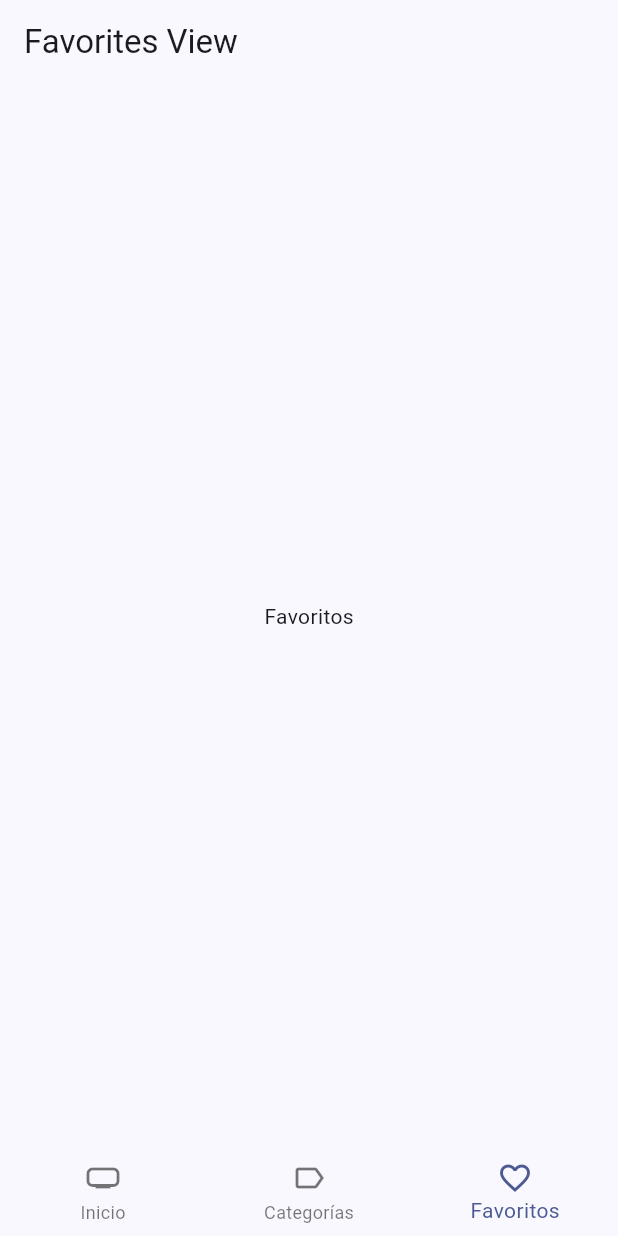
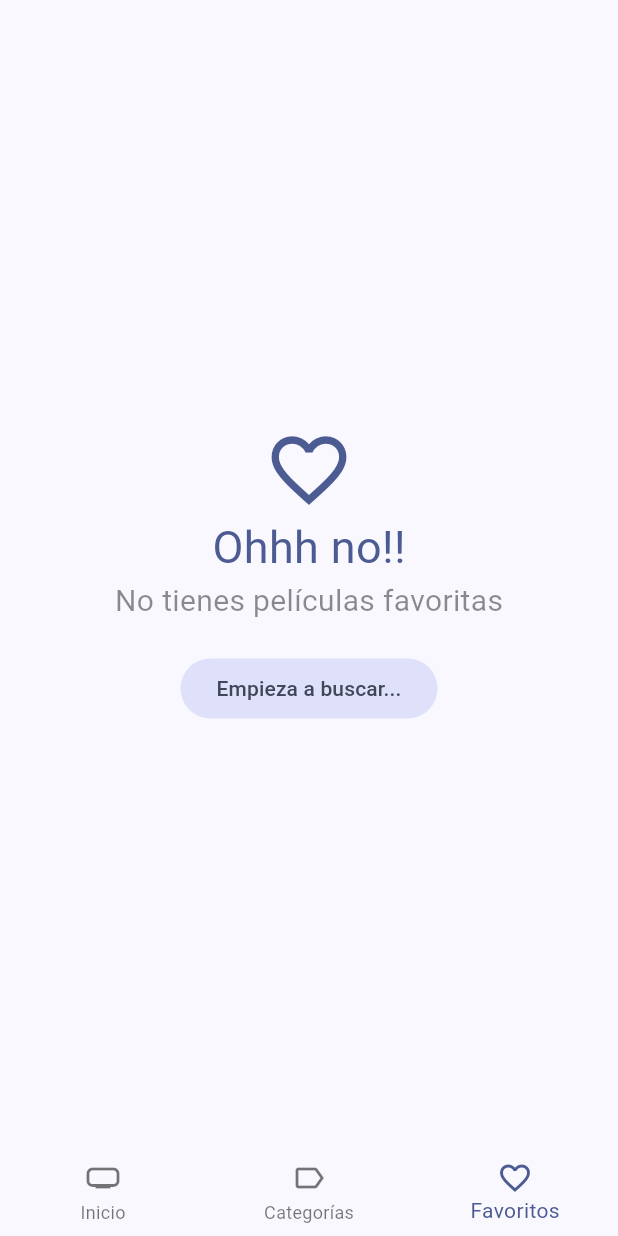
Before and after one commit to daniesquivelc97/cinemapedia, a Flutter app: the screen it shows after launch, item 3 of the bottom bar chosen, on a phone screen of 412 x 824 dp. Run offline on Flutter 3.47's test engine with Material 2 defaults, Android fonts, the phone set to English and light mode, and no system bars; our stand-ins replace animate_do, card_swiper, dio, flutter_dotenv, flutter_riverpod, go_router and 1 more; accounts and stored records are empty; generated files the repository leaves out were written again; network calls fail.

Commit message:
show favorites implemented

```diff
--- a/lib/presentation/providers/providers.dart
+++ b/lib/presentation/providers/providers.dart
@@ -6,4 +6,5 @@ export 'movies/movies_providers.dart';
 export 'movies/movies_repository_provider.dart';
 export 'movies/movies_slideshowprovider.dart';
 export 'search/search_movies_provider.dart';
+export 'storage/favorite_movies_provider.dart';
 export 'storage/local_storage_provider.dart';
--- a/lib/presentation/views/movies/favorites_view.dart
+++ b/lib/presentation/views/movies/favorites_view.dart
@@ -1,15 +1,79 @@
+import 'package:cinemapedia/presentation/widgets/movies/movie_masonry.dart';
 import 'package:flutter/material.dart';
+import 'package:flutter_riverpod/flutter_riverpod.dart';
+import 'package:go_router/go_router.dart';
 
-class FavoritesView extends StatelessWidget {
+import '../../providers/storage/favorite_movies_provider.dart';
+
+class FavoritesView extends ConsumerStatefulWidget {
   const FavoritesView({super.key});
 
   @override
+  FavoritesViewState createState() => FavoritesViewState();
+}
+
+class FavoritesViewState extends ConsumerState<FavoritesView> {
+  bool isLastPage = false;
+  bool isLoading = false;
+
+  @override
+  void initState() {
+    super.initState();
+    loadNextPage();
+  }
+
+  void loadNextPage() async {
+    if (isLoading || isLastPage) return;
+    isLoading = true;
+    final movies =
+        await ref.read(favoriteMoviesProvider.notifier).loadNextPage();
+    isLoading = false;
+
+    if (movies.isEmpty) {
+      isLastPage = true;
+    }
+  }
+
+  @override
   Widget build(BuildContext context) {
+    final favoritesMovie = ref.watch(favoriteMoviesProvider).values.toList();
+    if (favoritesMovie.isEmpty) {
+      final colors = Theme.of(context).colorScheme;
+      return Center(
+        child: Column(
+          mainAxisAlignment: MainAxisAlignment.center,
+          crossAxisAlignment: CrossAxisAlignment.center,
+          children: [
+            Icon(
+              Icons.favorite_outline_sharp,
+              size: 60,
+              color: colors.primary,
+            ),
+            Text(
+              'Ohhh no!!',
+              style: TextStyle(fontSize: 30, color: colors.primary),
+            ),
+            const Text(
+              'No tienes películas favoritas',
+              style: TextStyle(
+                fontSize: 20,
+                color: Colors.black45,
+              ),
+            ),
+            const SizedBox(height: 20),
+            FilledButton.tonal(
+              onPressed: () => context.go('/home/0'),
+              child: const Text('Empieza a buscar...'),
+            ),
+          ],
+        ),
+      );
+    }
     return Scaffold(
-      appBar: AppBar(
-        title: const Text('Favorites View'),
+      body: MovieMasonry(
+        loadNextPage: loadNextPage,
+        movies: favoritesMovie,
       ),
-      body: const Center(child: Text('Favoritos')),
     );
   }
 }
--- a/lib/presentation/widgets/shared/custom_appbar.dart
+++ b/lib/presentation/widgets/shared/custom_appbar.dart
@@ -47,7 +47,7 @@ class CustomAppBar extends ConsumerWidget {
                     ),
                   ).then((movie) {
                     if (movie == null) return;
-                    context.push('/movie/${movie.id}');
+                    context.push('/home/0/movie/${movie.id}');
                   });
                 },
                 icon: const Icon(Icons.search),
--- a/pubspec.yaml
+++ b/pubspec.yaml
@@ -36,6 +36,7 @@ dependencies:
     sdk: flutter
   flutter_dotenv: ^5.1.0
   flutter_riverpod: ^2.3.6
+  flutter_staggered_grid_view: ^0.7.0
   go_router: ^9.0.0
   intl: ^0.18.1
   isar: ^3.1.0+1
```
Also changed, not shown: lib/presentation/providers/storage/favorite_movies_provider.dart (added, +42 -0 lines), lib/presentation/screens/movies/movie_screen.dart (+29 -6 lines), lib/presentation/widgets/movies/ movie_poster_link.dart (added, +23 -0 lines), lib/presentation/widgets/movies/movie_masonry.dart (added, +66 -0 lines), lib/presentation/widgets/widgets.dart (+7 -6 lines), pubspec.lock.
